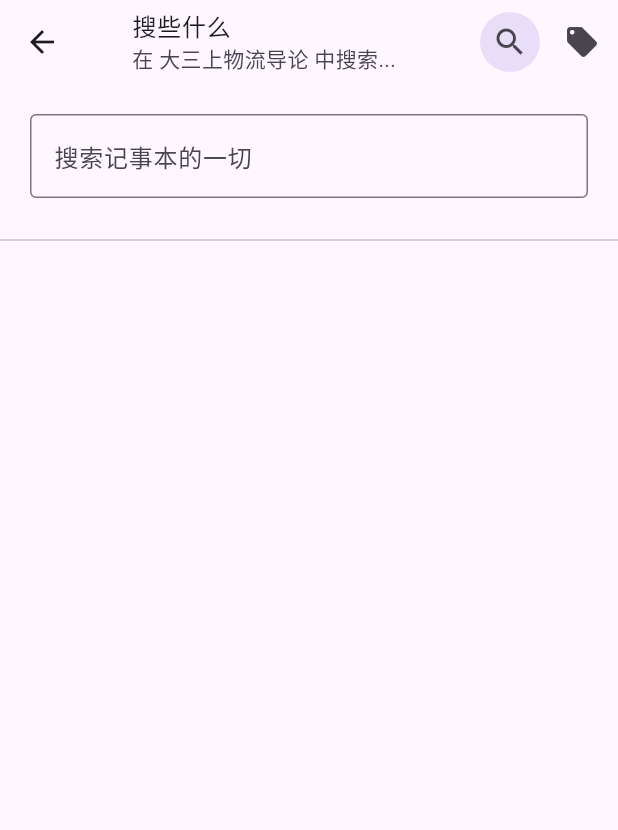
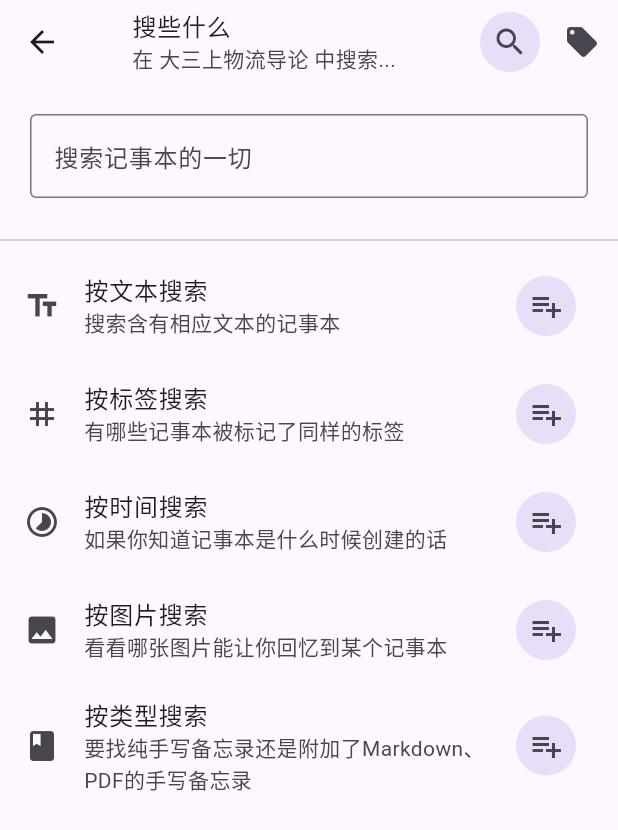
Before and after one commit to TaoEngine/notepad_forwangtao_android, a Flutter app: the screen it shows after launch, after a tap on the "search" icon, on a phone screen of 412 x 824 dp. Shown: the top 830 px of the screen. Run offline on Flutter 3.47's test engine with Material 3 defaults, Android fonts, the phone set to English and light mode, and no system bars; drawn by our look-alikes of dynamic_color.

Commit message:
终于解决了语言报错问题，然后搜索界面草图设计完成了！

```diff
--- a/lib/main.dart
+++ b/lib/main.dart
@@ -41,6 +41,7 @@
         localizationsDelegates: const [
           GlobalMaterialLocalizations.delegate,
           GlobalWidgetsLocalizations.delegate,
+          GlobalCupertinoLocalizations.delegate,
         ],
         supportedLocales: const [Locale('zh', 'CN')],
       );
--- a/lib/pages/main_page/search.dart
+++ b/lib/pages/main_page/search.dart
@@ -19,8 +19,7 @@
           ],
         ),
         body: Center(
-          child: Stack(
-            alignment: Alignment.center,
+          child: Column(
             children: [
               Column(children: [
                 Container(
@@ -32,10 +31,52 @@
                 ),
                 const Divider()
               ]),
-              const Column(
-                mainAxisAlignment: MainAxisAlignment.center,
-                children: [], //TODO这里放置搜索建议
-              )
+              Expanded(
+                  child: ListView(
+                // scrollDirection: Axis.vertical,
+                children: <Widget>[
+                  ListTile(
+                    leading: const Icon(Icons.text_fields),
+                    title: const Text('按文本搜索'),
+                    subtitle: const Text('搜索含有相应文本的记事本'),
+                    trailing: IconButton.filledTonal(
+                        onPressed: () => {},
+                        icon: const Icon(Icons.playlist_add)),
+                  ),
+                  ListTile(
+                    leading: const Icon(Icons.tag),
+                    title: const Text('按标签搜索'),
+                    subtitle: const Text('有哪些记事本被标记了同样的标签'),
+                    trailing: IconButton.filledTonal(
+                        onPressed: () => {},
+                        icon: const Icon(Icons.playlist_add)),
+                  ),
+                  ListTile(
+                    leading: const Icon(Icons.timelapse),
+                    title: const Text('按时间搜索'),
+                    subtitle: const Text('如果你知道记事本是什么时候创建的话'),
+                    trailing: IconButton.filledTonal(
+                        onPressed: () => {},
+                        icon: const Icon(Icons.playlist_add)),
+                  ),
+                  ListTile(
+                    leading: const Icon(Icons.image),
+                    title: const Text('按图片搜索'),
+                    subtitle: const Text('看看哪张图片能让你回忆到某个记事本'),
+                    trailing: IconButton.filledTonal(
+                        onPressed: () => {},
+                        icon: const Icon(Icons.playlist_add)),
+                  ),
+                  ListTile(
+                    leading: const Icon(Icons.book),
+                    title: const Text('按类型搜索'),
+                    subtitle: const Text('要找纯手写备忘录还是附加了Markdown、PDF的手写备忘录'),
+                    trailing: IconButton.filledTonal(
+                        onPressed: () => {},
+                        icon: const Icon(Icons.playlist_add)),
+                  ),
+                ],
+              ))
             ],
           ),
         ));
```
